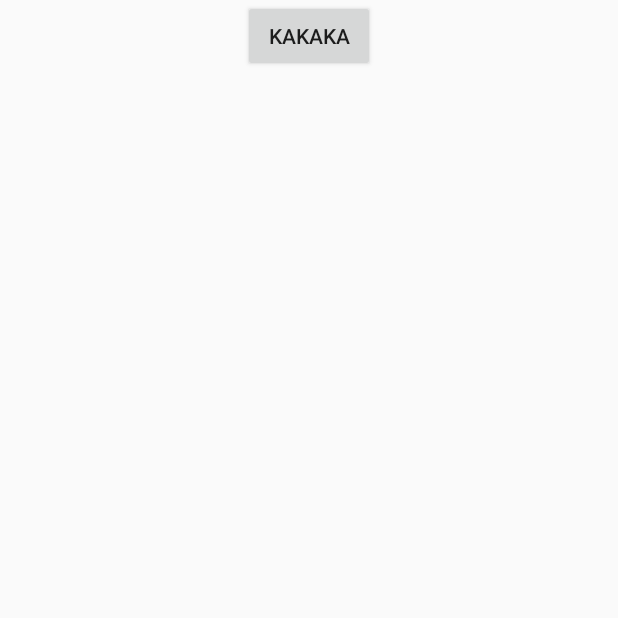
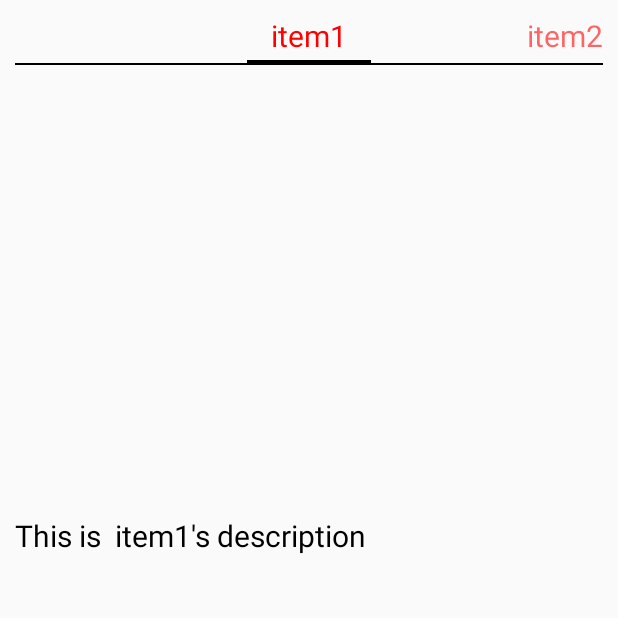
Before and after one commit to jiangzhengnan/NguiLib, an Android app: the screen it shows after launch (TestActivity before the commit, VpMainActivity after it), on a phone screen of 412 x 824 dp, the top half of it. Run offline under Robolectric (Android 15) with nearby library versions, the phone set to English and light mode, and no system bars.

Commit message:
新的入口页

```diff
--- a/app/src/main/AndroidManifest.xml
+++ b/app/src/main/AndroidManifest.xml
@@ -13,12 +13,17 @@
         android:supportsRtl="true"
         android:theme="@style/AppTheme"
         tools:ignore="GoogleAppIndexingWarning">
-        <activity android:name=".test.TestActivity">
+
+        <activity android:name=".main.VpMainActivity">
             <intent-filter>
                 <action android:name="android.intent.action.MAIN" />
 
                 <category android:name="android.intent.category.LAUNCHER" />
             </intent-filter>
+        </activity>
+
+        <activity android:name=".test.TestActivity">
+
         </activity>
 
 
--- /dev/null
+++ b/app/src/main/java/com/ng/ui/main/ItemInfo.java
@@ -0,0 +1,38 @@
+package com.ng.ui.main;
+
+/**
+ * 描述:
+ *
+ * @author Jzn
+ * @date 2020-04-11
+ */
+
+import com.ng.ui.R;
+
+import java.util.ArrayList;
+
+
+public class ItemInfo {
+    public String name;
+    public String description;
+    private static String[] names = {"item1", "item2", "item3", "item4"};
+    private static String[] descriptions = {"This is  item1's description", "This is  item2's description", "This is  item3's description", "This is  item4's description"};
+
+    public ItemInfo() {
+        name = "";
+        description = "";
+    }
+
+    public ItemInfo(String name, String description) {
+        this.name = name;
+        this.description = description;
+    }
+
+    public static ArrayList<ItemInfo> getDefaultList() {
+        ArrayList<ItemInfo> itemInfos = new ArrayList<>();
+        for (int i = 0; i < names.length; i++) {
+            itemInfos.add(new ItemInfo(names[i], descriptions[i]));
+        }
+        return itemInfos;
+    }
+}
--- /dev/null
+++ b/app/src/main/java/com/ng/ui/main/MyOnPageChangeListener.java
@@ -0,0 +1,34 @@
+package com.ng.ui.main;
+
+import android.content.Context;
+import android.widget.Toast;
+
+import androidx.viewpager.widget.ViewPager;
+
+/**
+ * 描述:
+ *
+ * @author Jzn
+ * @date 2020-04-11
+ */
+public class MyOnPageChangeListener implements ViewPager.OnPageChangeListener
+{
+    //第一个参数表示当前页面的序号；第二个参数表示当前页面偏移的百分比，取值为0到1；第三个参数表示当前页面的偏移距离
+    public void onPageScrolled(int position, float positionOffset, int positionOffsetPixels) {
+    }
+
+    @Override
+    public void onPageSelected(int position) {
+        //Toast.makeText(context, name, Toast.LENGTH_SHORT).show();
+
+    }
+
+    //position代表当前选中的页面
+    public void onPageSelected(Context context, int position,String name) {
+        Toast.makeText(context, name, Toast.LENGTH_SHORT).show();
+    }
+
+    // 翻页状态改变时触发。state取值说明为：0表示静止，1表示正在滑动，2表示滑动完毕
+    public void onPageScrollStateChanged(int state) {
+    }
+}
--- /dev/null
+++ b/app/src/main/java/com/ng/ui/main/MyViewPagerAdapter.java
@@ -0,0 +1,75 @@
+package com.ng.ui.main;
+
+/**
+ * 描述:
+ *
+ * @author Jzn
+ * @date 2020-04-11
+ */
+
+import android.content.Context;
+import android.view.LayoutInflater;
+import android.view.View;
+import android.view.ViewGroup;
+import android.widget.ImageView;
+import android.widget.TextView;
+
+import androidx.annotation.NonNull;
+import androidx.annotation.Nullable;
+import androidx.viewpager.widget.PagerAdapter;
+
+import com.ng.ui.R;
+
+import java.util.ArrayList;
+
+public class MyViewPagerAdapter extends PagerAdapter {
+    private Context context;
+    private ArrayList<View> views  = new ArrayList<>();//这是PagerView下面挂的View的集合
+    private ArrayList<ItemInfo> itemInfos = new ArrayList<>();
+    private LayoutInflater layoutInflater;
+
+    public MyViewPagerAdapter(Context context, ArrayList<ItemInfo> itemInfos) {
+        //传入的设备上下文主要用于获取布局文件
+        layoutInflater = LayoutInflater.from(context);
+        this.context = context;
+        this.itemInfos = itemInfos;
+        for(int i = 0; i < itemInfos.size(); i++) {
+            //获取布局文件
+            View view = layoutInflater.inflate(R.layout.item_vp, null);
+            TextView textView = view.findViewById(R.id.tv_description);
+            textView.setText(itemInfos.get(i).description);
+            views.add(view);
+        }
+    }
+
+    @Override
+    public int getCount() {
+        return views.size();
+    }
+
+    @Override
+    public boolean isViewFromObject(@NonNull View view, @NonNull Object object) {
+        return view == object;
+    }
+
+    @Override
+    //销毁指定的页面
+    public void destroyItem(@NonNull ViewGroup container, int position, @NonNull Object object) {
+        container.removeView(views.get(position));
+    }
+
+    @NonNull
+    @Override
+    //实例化指定位置页面 并将其添加到容器中
+    public Object instantiateItem(@NonNull ViewGroup container, int position) {
+        container.addView(views.get(position));
+        return views.get(position);
+    }
+
+    @Nullable
+    @Override
+    //获取指定页面的标题
+    public CharSequence getPageTitle(int position) {
+        return itemInfos.get(position).name;
+    }
+}
--- /dev/null
+++ b/app/src/main/java/com/ng/ui/main/VpMainActivity.kt
@@ -0,0 +1,58 @@
+package com.ng.ui.main
+
+import android.graphics.Color
+import android.os.Bundle
+import android.util.TypedValue
+import androidx.appcompat.app.AppCompatActivity
+import androidx.viewpager.widget.ViewPager
+import com.ng.ui.R
+import kotlinx.android.synthetic.main.activity_main_vp.*
+
+/**
+ * 描述: 新的主页
+ * 需要加入drawable
+ * @author Jzn
+ * @date 2020-04-11
+ */
+class VpMainActivity : AppCompatActivity() {
+
+    var itemInfos = ArrayList<ItemInfo>()
+
+
+    override fun onCreate(savedInstanceState: Bundle?) {
+        super.onCreate(savedInstanceState)
+        setContentView(getContentViewLayoutID())
+        initViewsAndEvents()
+    }
+
+    private fun initViewsAndEvents() {
+
+        itemInfos = ItemInfo.getDefaultList();
+        var myViewPagerAdapter = MyViewPagerAdapter(this, itemInfos);
+
+        vp_maina.adapter = myViewPagerAdapter;
+        vp_maina.currentItem = 0;
+        vp_maina.setOnPageChangeListener(MyOnPageChangeListener());
+        //不能在xml文件中设置字体大小和颜色 但是可以在代码中设置
+        pts_main.setTextSize(TypedValue.COMPLEX_UNIT_SP, 20f);
+        pts_main.setTextColor(Color.RED);
+    }
+
+    private fun getContentViewLayoutID(): Int {
+        return R.layout.activity_main_vp
+
+    }
+
+
+    class MyOnPageChangeListener : ViewPager.OnPageChangeListener {
+        override fun onPageScrollStateChanged(state: Int) {
+        }
+
+        override fun onPageScrolled(position: Int, positionOffset: Float, positionOffsetPixels: Int) {
+        }
+
+        override fun onPageSelected(position: Int) {
+        }
+
+    }
+}
--- /dev/null
+++ b/app/src/main/res/layout/activity_main_vp.xml
@@ -0,0 +1,18 @@
+<?xml version="1.0" encoding="utf-8"?>
+<LinearLayout xmlns:android="http://schemas.android.com/apk/res/android"
+    android:layout_width="match_parent"
+    android:layout_height="match_parent"
+    android:padding="10dp">
+
+    <androidx.viewpager.widget.ViewPager
+        android:id="@+id/vp_maina"
+        android:layout_width="match_parent"
+        android:layout_height="match_parent">
+
+        <androidx.viewpager.widget.PagerTabStrip
+            android:id="@+id/pts_main"
+            android:layout_width="wrap_content"
+            android:layout_height="wrap_content"
+            android:layout_gravity="top" />
+    </androidx.viewpager.widget.ViewPager>
+</LinearLayout>
--- a/app/src/main/res/layout/activity_test.xml
+++ b/app/src/main/res/layout/activity_test.xml
@@ -3,6 +3,7 @@
     android:layout_width="match_parent"
     android:layout_height="match_parent"
     >
+
 
 
     <Button
--- /dev/null
+++ b/app/src/main/res/layout/item_vp.xml
@@ -0,0 +1,18 @@
+<?xml version="1.0" encoding="utf-8"?>
+<LinearLayout xmlns:android="http://schemas.android.com/apk/res/android"
+    android:orientation="vertical" android:layout_width="match_parent"
+    android:layout_height="match_parent">
+
+    <ImageView
+        android:id="@+id/iv_image"
+        android:layout_width="match_parent"
+        android:layout_height="300dp" />
+
+    <TextView
+        android:id="@+id/tv_description"
+        android:layout_width="match_parent"
+        android:layout_height="wrap_content"
+        android:textColor="#000000"
+        android:textSize="20sp"
+        />
+</LinearLayout>
```
